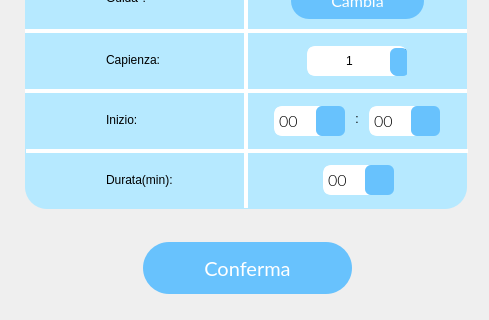
Before: the Qt Designer form frontend/ui/ModificaTurnoGuida.ui in MrPio/MuseoOmero, drawn with Qt 5; both pictures show x 0 to 489 and y 187 to 507 of the 489 by 507 pixel window.
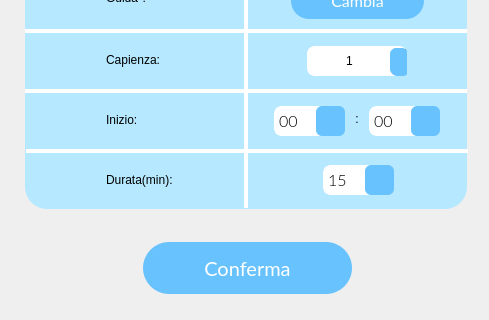
After: the same form once the commit is applied. Icons and pictures are not drawn.

The edit to the form file:
```diff
--- a/frontend/ui/ModificaTurnoGuida.ui
+++ b/frontend/ui/ModificaTurnoGuida.ui
@@ -1248,7 +1248,7 @@
      <bool>false</bool>
     </property>
     <property name="currentText">
-     <string>00</string>
+     <string>15</string>
     </property>
     <property name="iconSize">
      <size>
@@ -1259,11 +1259,6 @@
     <property name="frame">
      <bool>true</bool>
     </property>
-    <item>
-     <property name="text">
-      <string>00</string>
-     </property>
-    </item>
     <item>
      <property name="text">
       <string>15</string>
```
Left out of the diff: 15 changed lines with no effect on the pictures.
